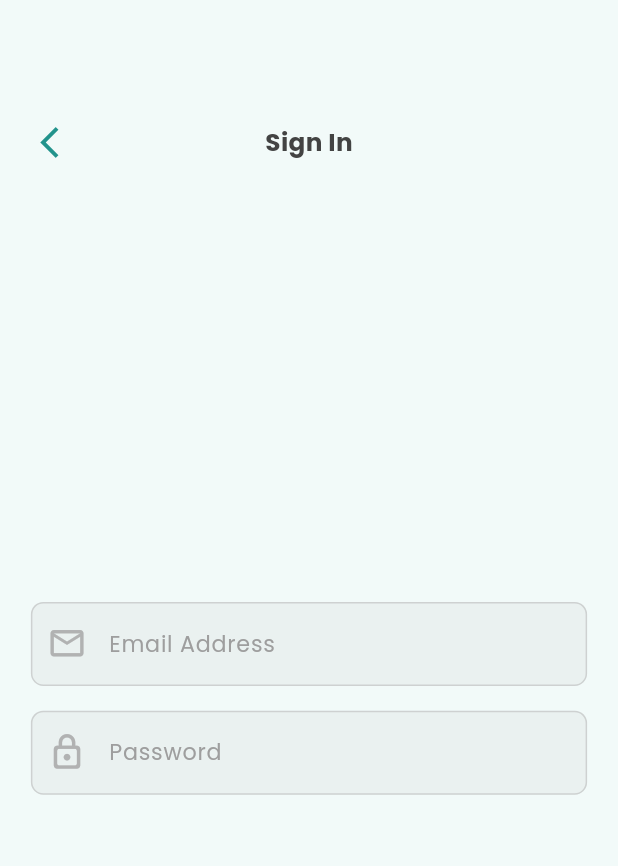
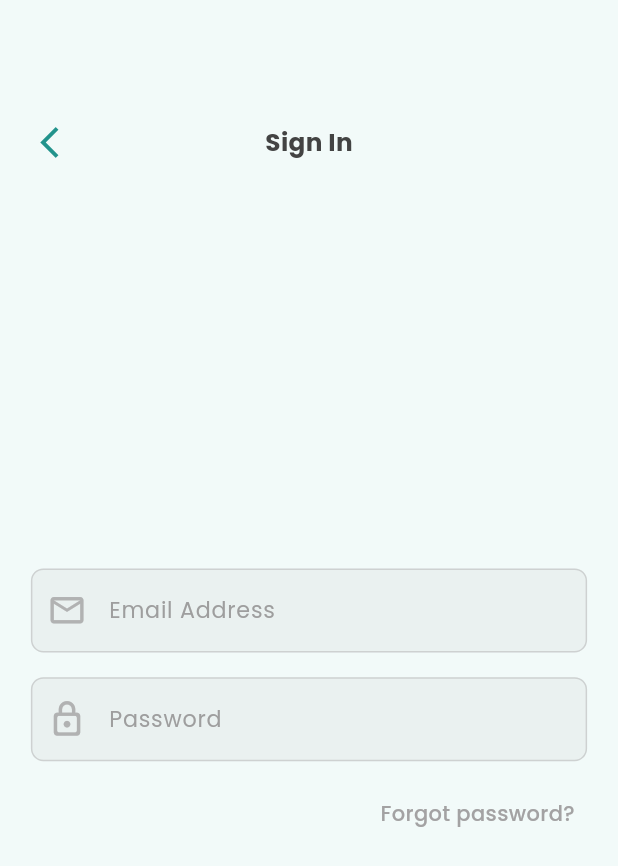
Before and after one commit to Shahwaiz24/Meditrace_App, a Flutter app: the screen it shows after launch, after a tap on "Sign In", on a phone screen of 412 x 824 dp. Shown: the top 866 px of the screen. Run offline on Flutter 3.47's test engine with Material 3 defaults, Android fonts, the phone set to English and light mode, and no system bars; our stand-ins replace shared_preferences.

Commit message:
Sign In Fields Completed

```diff
--- a/lib/Views/Sign In View/signin_view.dart
+++ b/lib/Views/Sign In View/signin_view.dart
@@ -143,7 +143,28 @@ class SigninView extends StatelessWidget {
                             color: Colors.grey,
                             fontFamily: 'Poppins Regular',
                             fontSize: screenHeight * 0.018));
-                  })
+                  }),
+                  SizedBox(
+                    height: screenHeight * 0.030,
+                  ),
+                  Row(
+                    mainAxisAlignment: MainAxisAlignment.end,
+                    children: [
+                      Padding(
+                        padding: EdgeInsets.only(right: screenWidth * 0.020),
+                        child: InkWell(
+                          child: Text(
+                            'Forgot password?',
+                            style: TextStyle(
+                                color: AppColors.unFocusPrimaryColor,
+                                fontFamily: 'Poppins Medium',
+                                fontSize: screenHeight * 0.017),
+                          ),
+                        ),
+                      )
+                    ],
+                  ),
+
                 ],
               ),
             )
--- a/pubspec.yaml
+++ b/pubspec.yaml
@@ -88,6 +88,9 @@ flutter:
     - family: Poppins Semi Bold
       fonts:
         - asset: assets/fonts/Poppins-SemiBold.ttf
+    - family: Poppins Medium
+      fonts:
+        - asset: assets/fonts/Poppins-Medium.ttf
   #       - asset: fonts/Schyler-Italic.ttf
   #         style: italic
   #   - family: Trajan Pro
```
Also changed, not shown: assets/fonts/Poppins-Medium.ttf (added).
